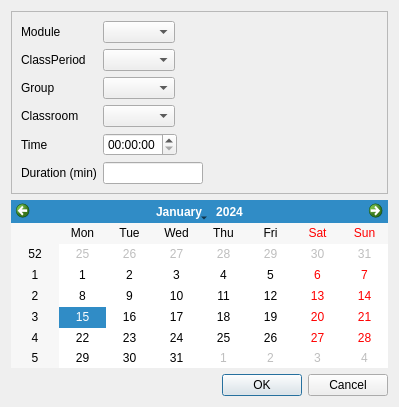
Qt form Gui/WindowEditTimeSlot.ui (JeanCoquet/Zebulon) before a commit.
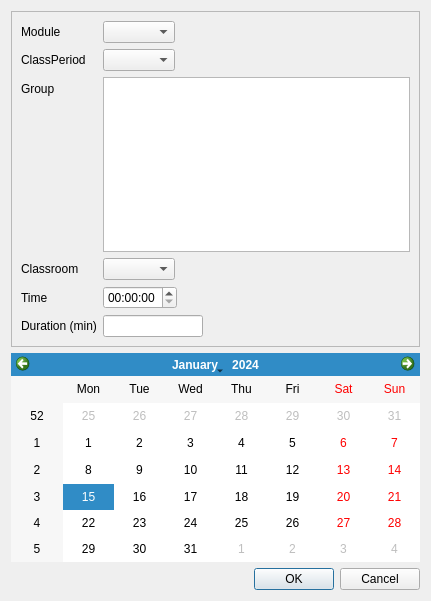
The same form after that commit.

Diff of the .ui file:
```diff
--- a/Gui/WindowEditTimeSlot.ui
+++ b/Gui/WindowEditTimeSlot.ui
@@ -6,8 +6,8 @@
    <rect>
     <x>0</x>
     <y>0</y>
-    <width>399</width>
-    <height>407</height>
+    <width>431</width>
+    <height>601</height>
    </rect>
   </property>
   <property name="windowTitle">
@@ -24,8 +24,8 @@
        <rect>
         <x>0</x>
         <y>0</y>
-        <width>385</width>
-        <height>177</height>
+        <width>393</width>
+        <height>306</height>
        </rect>
       </property>
       <layout class="QFormLayout" name="formLayout">
@@ -52,24 +52,24 @@
        <item row="2" column="1">
         <widget class="QComboBox" name="comboBoxClassPeriod"/>
        </item>
-       <item row="4" column="0">
+       <item row="8" column="0">
         <widget class="QLabel" name="label_5">
          <property name="text">
           <string>Classroom</string>
          </property>
         </widget>
        </item>
-       <item row="4" column="1">
+       <item row="8" column="1">
         <widget class="QComboBox" name="comboBoxClassroom"/>
        </item>
-       <item row="5" column="0">
+       <item row="9" column="0">
         <widget class="QLabel" name="label_3">
          <property name="text">
           <string>Time</string>
          </property>
         </widget>
        </item>
-       <item row="5" column="1">
+       <item row="9" column="1">
         <widget class="QTimeEdit" name="timeEdit">
          <property name="maximumSize">
           <size>
@@ -79,14 +79,14 @@
          </property>
         </widget>
        </item>
-       <item row="6" column="0">
+       <item row="10" column="0">
         <widget class="QLabel" name="label_4">
          <property name="text">
           <string>Duration (min)</string>
          </property>
         </widget>
        </item>
-       <item row="6" column="1">
+       <item row="10" column="1">
         <widget class="QLineEdit" name="durationVal">
          <property name="maximumSize">
           <size>
@@ -96,15 +96,15 @@
          </property>
         </widget>
        </item>
-       <item row="3" column="0">
+       <item row="4" column="0">
         <widget class="QLabel" name="label_6">
          <property name="text">
           <string>Group</string>
          </property>
         </widget>
        </item>
-       <item row="3" column="1">
-        <widget class="QComboBox" name="comboBoxGroup"/>
+       <item row="4" column="1">
+        <widget class="QListWidget" name="listGroups"/>
        </item>
       </layout>
      </widget>
```
